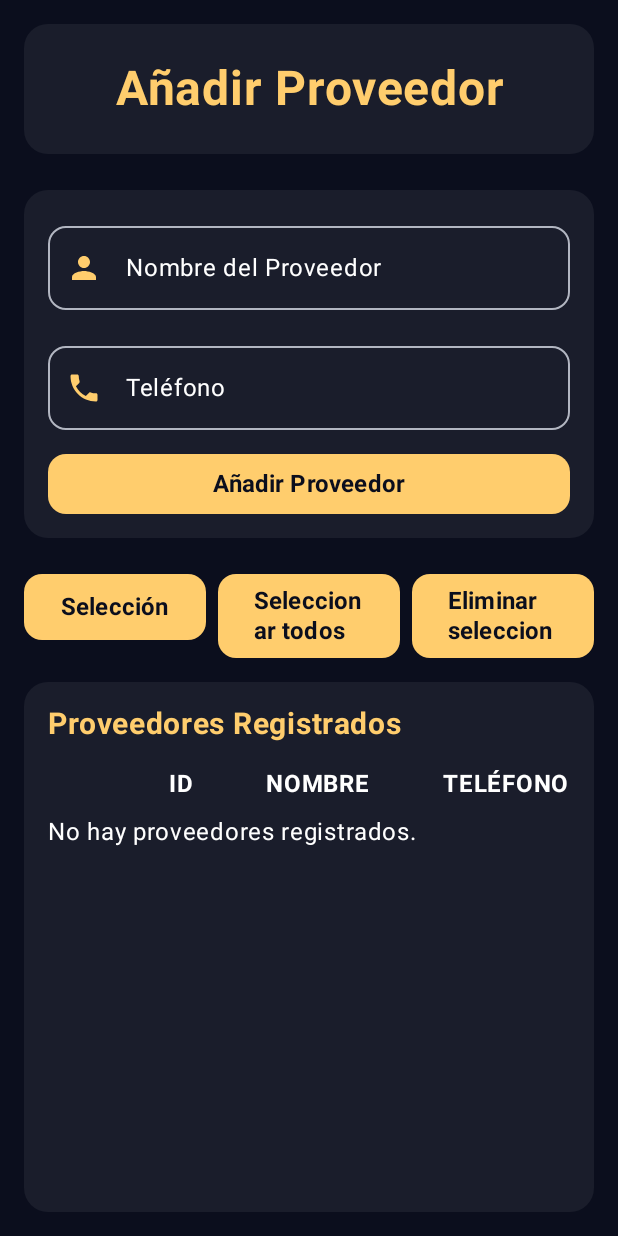
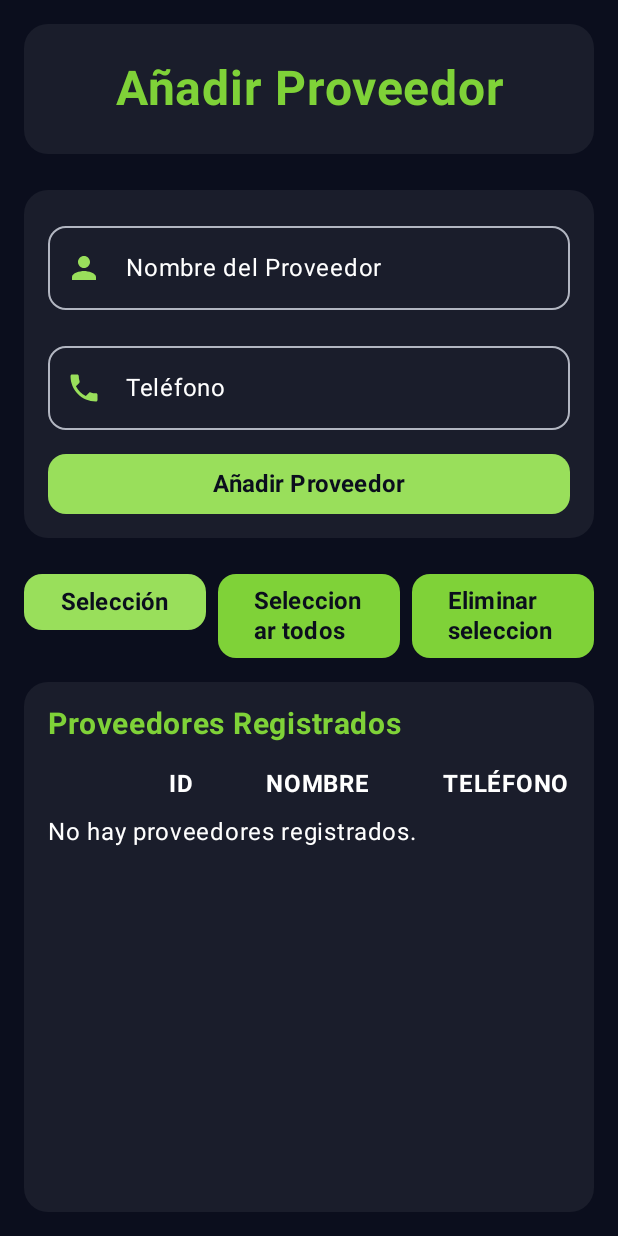
Before and after one commit to FingerSpinx7/BillarApp, an Android app built with Jetpack Compose: the composable PantallaAgregarProveedor shown on its own in the app's theme, after a tap on "Selección", on a phone screen of 412 x 824 dp. Run offline under Robolectric (Android 15) with nearby library versions, the light colour scheme and no system bars; libraries missing offline, so code that uses them is left out: io.github.jan.supabase; 4 statements that could not run were skipped.

Commit message:
UI changed

```diff
--- a/app/src/main/java/com/example/billarapp/presentation/view/AgregarProveedor.kt
+++ b/app/src/main/java/com/example/billarapp/presentation/view/AgregarProveedor.kt
@@ -215,7 +215,7 @@
                     text = "Añadir Proveedor",
                     fontSize = 32.sp,
                     fontWeight = FontWeight.Bold,
-                    color = Color(0xFFFFCD6D),
+                    color = Color(0xff7FD238),
                     modifier = Modifier
                         .padding(24.dp)
                         .fillMaxWidth(),
@@ -244,7 +244,7 @@
                             .fillMaxWidth()
                             .padding(bottom = 16.dp),
                         colors = OutlinedTextFieldDefaults.colors(
-                            focusedBorderColor = Color(0xFFFFCD6D),
+                            focusedBorderColor = Color(0xff99df5b),
                             unfocusedBorderColor = Color(0xFFB2B6C1),
                             focusedTextColor = Color.White,
                             unfocusedTextColor = Color.White
@@ -253,7 +253,7 @@
                             Icon(
                                 Icons.Default.Person,
                                 contentDescription = "Persona",
-                                tint = Color(0xFFFFCD6D)
+                                tint = Color(0xff99df5b)
                             )
                         },
                         shape = RoundedCornerShape(12.dp)
@@ -265,7 +265,7 @@
                         label = { Text("Teléfono", color = Color.White) },
                         modifier = Modifier.fillMaxWidth(),
                         colors = OutlinedTextFieldDefaults.colors(
-                            focusedBorderColor = Color(0xFFFFCD6D),
+                            focusedBorderColor = Color(0xff99df5b),
                             unfocusedBorderColor = Color(0xFFB2B6C1),
                             focusedTextColor = Color.White,
                             unfocusedTextColor = Color.White
@@ -274,7 +274,7 @@
                             Icon(
                                 Icons.Default.Phone,
                                 contentDescription = "Teléfono",
-                                tint = Color(0xFFFFCD6D)
+                                tint = Color(0xff99df5b)
                             )
                         },
                         shape = RoundedCornerShape(12.dp)
@@ -293,7 +293,7 @@
                             .height(56.dp)
                             .padding(top = 16.dp),
                         colors = ButtonDefaults.buttonColors(
-                            containerColor = Color(0xFFFFCD6D)
+                            containerColor = Color(0xff99df5b)
                         ),
                         shape = RoundedCornerShape(12.dp)
                     ) {
@@ -320,11 +320,11 @@
                 Button(
                     onClick = { modoSeleccion = !modoSeleccion },
                     colors = ButtonDefaults.buttonColors(
-                        containerColor = Color(0xFFFFCD6D)
+                        containerColor = Color(0xff99df5b)
                     ),
                     modifier = Modifier
                         .weight(1f)
-                        .height(44.dp),
+                        .height(37.dp),
                     shape = RoundedCornerShape(12.dp)
                 ) {
                     Text(
@@ -351,7 +351,7 @@
                             }
                         },
                         colors = ButtonDefaults.buttonColors(
-                            containerColor = Color(0xFFFFCD6D)
+                            containerColor = Color(0xff7FD238)
                         ),
                         modifier = Modifier
                             .weight(1f)
@@ -374,7 +374,7 @@
                             }
                         },
                         colors = ButtonDefaults.buttonColors(
-                            containerColor = Color(0xFFFFCD6D)
+                            containerColor = Color(0xff7FD238)
                         ),
                         modifier = Modifier
                             .weight(1f)
@@ -407,7 +407,7 @@
                 ) {
                     Text(
                         "Proveedores Registrados",
-                        color = Color(0xFFFFCD6D),
+                        color = Color(0xff7FD238),
                         fontSize = 20.sp,
                         fontWeight = FontWeight.Bold,
                         modifier = Modifier.padding(bottom = 16.dp)
@@ -461,7 +461,7 @@
                                                 }
                                             },
                                             colors = CheckboxDefaults.colors(
-                                                checkedColor = Color(0xFFFFCD6D),
+                                                checkedColor = Color(0xff7FD238),
                                                 uncheckedColor = Color.White
                                             )
                                         )
--- a/app/src/main/java/com/example/billarapp/ui/theme/Color.kt
+++ b/app/src/main/java/com/example/billarapp/ui/theme/Color.kt
@@ -2,10 +2,20 @@
 
 import androidx.compose.ui.graphics.Color
 
-val Purple80 = Color(0xFFD0BCFF)
-val PurpleGrey80 = Color(0xFFCCC2DC)
-val Pink80 = Color(0xFFEFB8C8)
+// Colores existentes
+val MoradoClaro = Color(0xFFD0BCFF)
+val GrisMoradoClaro = Color(0xFFCCC2DC)
+val RosadoClaro = Color(0xFFEFB8C8)
 
-val Purple40 = Color(0xFF6650a4)
-val PurpleGrey40 = Color(0xFF625b71)
-val Pink40 = Color(0xFF7D5260)
+val MoradoOscuro = Color(0xFF6650a4)
+val GrisMoradoOscuro = Color(0xFF625b71)
+val RosadoOscuro = Color(0xFF7D5260)
+
+// Colores personalizados para la aplicación
+val FondoOscuro = Color(0xFF0B0E1D)
+val FondoTarjeta = Color(0xFF1A1D2B)
+val VerdeSecundario = Color(0xFF7FD238)
+val VerdePrimario = Color(0xFF99DF5B)
+val TextoError = Color(0xFFFF6F61) // Opcional para mensajes de error
+val GrisClaro = Color(0xFFB2B6C1)
+val TextoBlanco = Color(0xFFFFFFFF)
```
